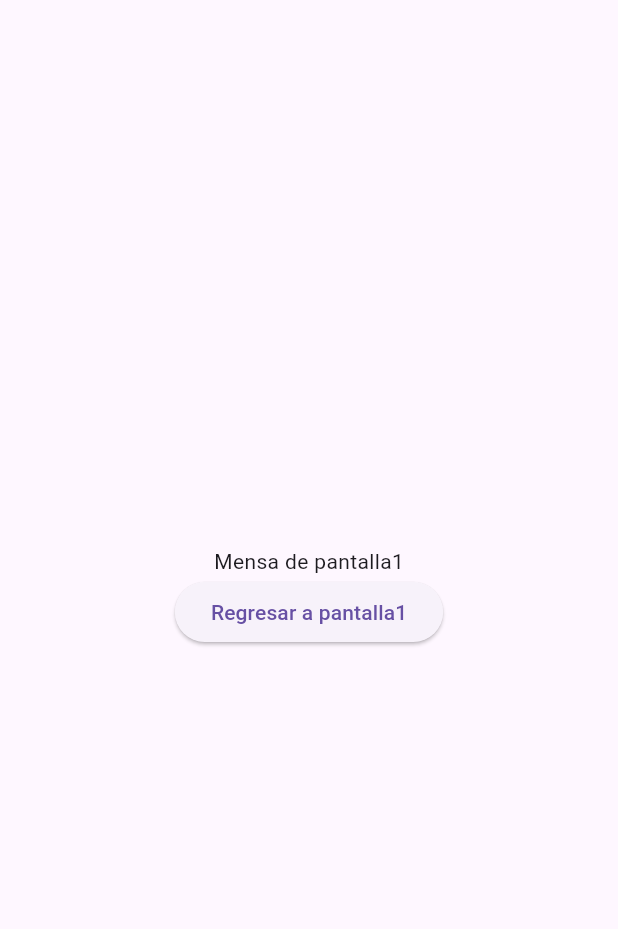
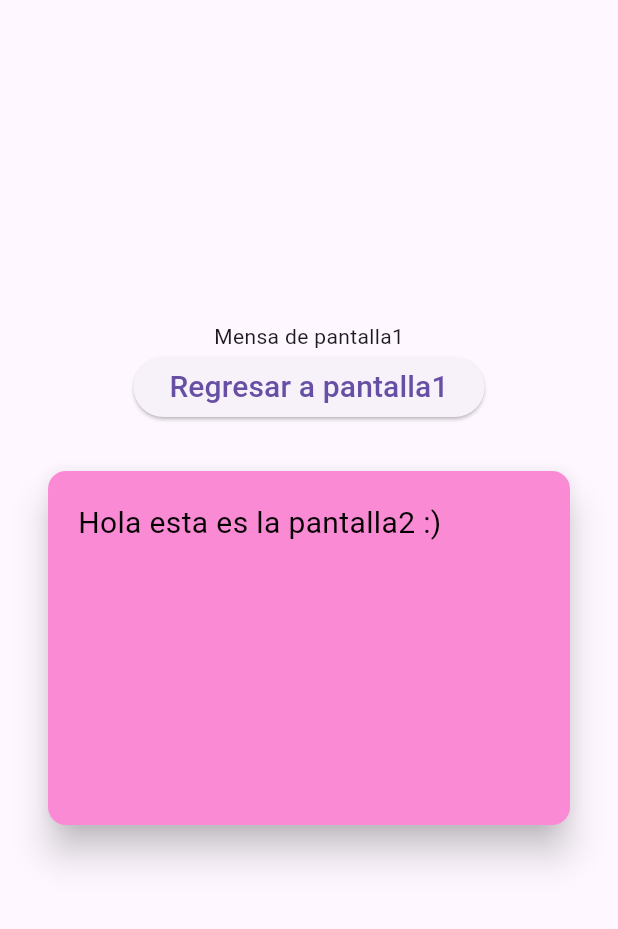
Before and after one commit to VegaTapiaGemaKarina/p12-Rutaspaginas-6I, a Flutter app: the screen it shows after launch, after a tap on "Vamos a la pantalla2", on a phone screen of 412 x 824 dp, the part 63-992 px from its top. Run offline on Flutter 3.47's test engine with Material 3 defaults, Android fonts, the phone set to English and light mode, and no system bars.

Commit message:
Update pantalla2.dart

```diff
--- a/lib/pantalla2.dart
+++ b/lib/pantalla2.dart
@@ -13,13 +13,37 @@ class Pantalla2 extends StatelessWidget {
       body: Center(
         child: Column(
           mainAxisAlignment: MainAxisAlignment.center,
-          children: <Widget>[
+          children: [
             Text(argumento),
             ElevatedButton(
-              child: Text("Regresar a pantalla1"),
+              child: Text(
+                "Regresar a pantalla1",
+                style: TextStyle(
+                  fontSize: 20,
+                ),
+              ),
               onPressed: () {
                 Navigator.pop(context);
               },
+            ),
+            Container(
+              width: double.infinity,
+              height: 300,
+              child: Card(
+                color: Color(0xfffb8ad5),
+                elevation: 10,
+                margin: EdgeInsets.all(32),
+                child: Padding(
+                  padding: EdgeInsets.all(20),
+                  child: Text(
+                    'Hola esta es la pantalla2 :)',
+                    style: TextStyle(
+                      fontSize: 20,
+                      color: Color(0xff020001),
+                    ),
+                  ),
+                ),
+              ),
             ),
           ],
         ),
```
